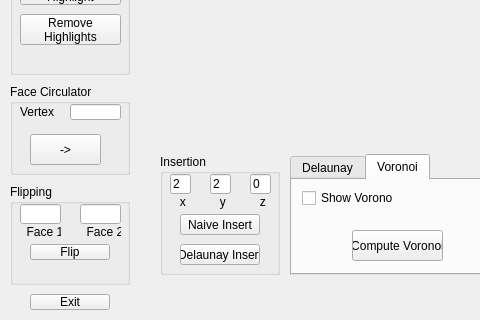
First picture: the form in mainwindow.ui, repository Aros69/MeshComputation, before the edit; both pictures show x 0 to 480 and y 243 to 563 of the 803 by 563 pixel window.
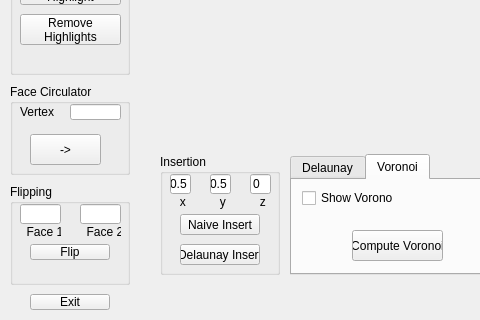
Second picture: the form after the edit. Custom widgets are drawn as their Qt base class.

Patch:
```diff
--- a/mainwindow.ui
+++ b/mainwindow.ui
@@ -169,7 +169,7 @@
       </rect>
      </property>
      <property name="text">
-      <string>2</string>
+      <string>0.5</string>
      </property>
     </widget>
     <widget class="QLineEdit" name="yInsert">
@@ -182,7 +182,7 @@
       </rect>
      </property>
      <property name="text">
-      <string>2</string>
+      <string>0.5</string>
      </property>
     </widget>
     <widget class="QLineEdit" name="zInsert">
```
